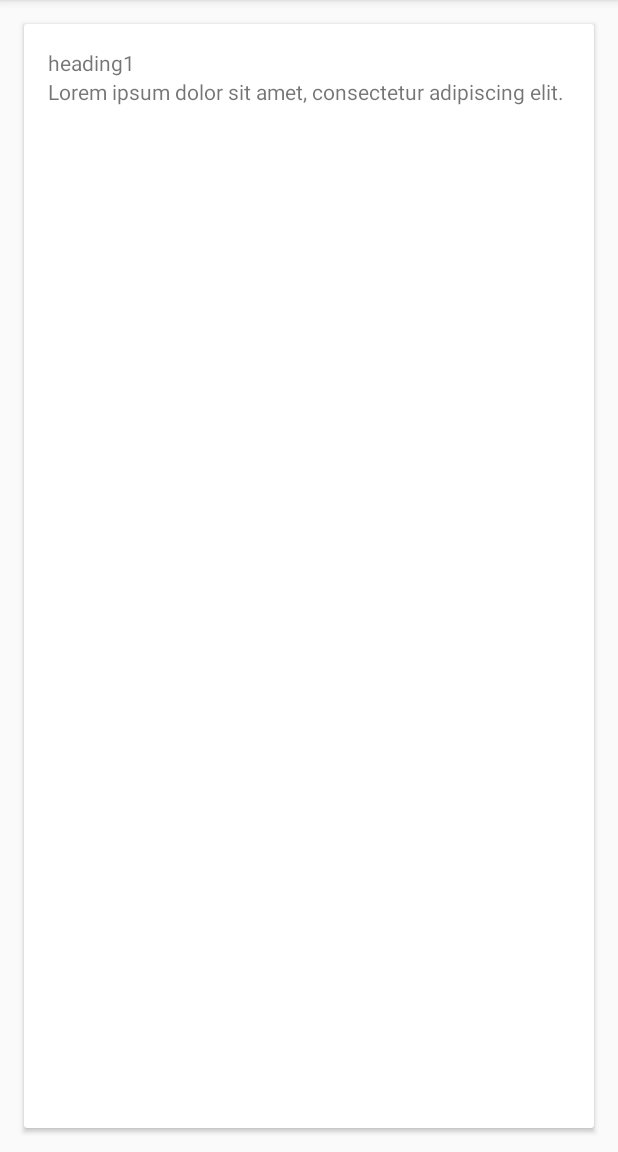
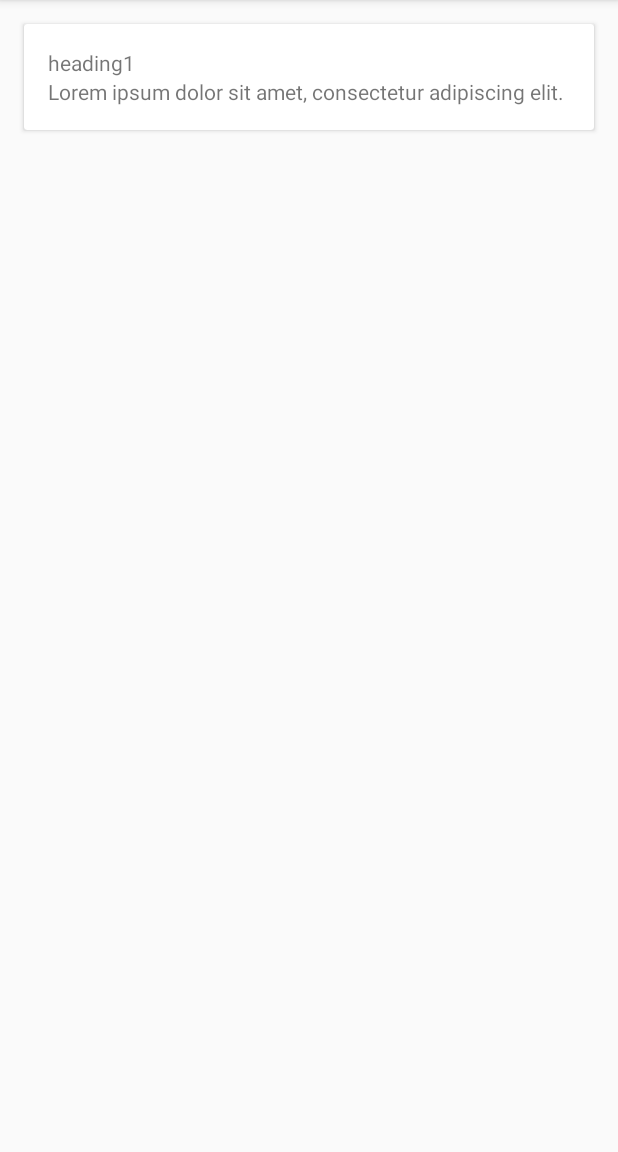
Before and after one commit to emillaudon/local-chat-app, an Android app: the screen it shows after launch (MainActivity), on a phone screen of 412 x 824 dp, the part 84-1236 px from its top. Run offline under Robolectric (Android 15) with nearby library versions, the phone set to English and light mode, and no system bars.

Commit message:
firebase implemented in gradle

```diff
--- a/app/build.gradle
+++ b/app/build.gradle
@@ -1,6 +1,7 @@
 apply plugin: 'com.android.application'
 apply plugin: 'kotlin-android'
 apply plugin: 'kotlin-android-extensions'
+apply plugin: 'com.google.gms.google-services'
 
 android {
     compileSdkVersion 29
@@ -37,4 +38,6 @@ dependencies {
     testImplementation 'junit:junit:4.12'
     androidTestImplementation 'androidx.test.ext:junit:1.1.2'
     androidTestImplementation 'androidx.test.espresso:espresso-core:3.3.0'
+
+    implementation platform('com.google.firebase:firebase-bom:26.1.1')
 }
--- a/app/src/main/res/layout/list_item.xml
+++ b/app/src/main/res/layout/list_item.xml
@@ -5,35 +5,31 @@
 
     <androidx.cardview.widget.CardView
         android:layout_width="match_parent"
-        android:layout_height="match_parent"
+        android:layout_height="wrap_content"
         android:layout_marginHorizontal="16dp"
         android:layout_marginVertical="16dp">
 
         <androidx.appcompat.widget.LinearLayoutCompat
-            android:padding="16dp"
+            android:layout_width="match_parent"
+            android:layout_height="wrap_content"
             android:orientation="vertical"
-            android:layout_width="match_parent"
-            android:layout_height="wrap_content">
+            android:padding="16dp">
 
             <TextView
                 android:id="@+id/textone"
-                android:text="Text One"
                 android:layout_width="match_parent"
-                android:layout_height="wrap_content"/>
+                android:layout_height="wrap_content"
+                android:text="Text One" />
 
             <TextView
                 android:id="@+id/texttwo"
-                android:text="Text Two"
                 android:layout_width="match_parent"
-                android:layout_height="wrap_content"/>
+                android:layout_height="wrap_content"
+                android:text="Text Two" />
 
 
-
-
-
-
-                </androidx.appcompat.widget.LinearLayoutCompat>
-        </androidx.cardview.widget.CardView>
+        </androidx.appcompat.widget.LinearLayoutCompat>
+    </androidx.cardview.widget.CardView>
 
 
 </RelativeLayout>
--- a/build.gradle
+++ b/build.gradle
@@ -10,6 +10,8 @@ buildscript {
     dependencies {
         classpath 'com.android.tools.build:gradle:3.6.2'
         classpath "org.jetbrains.kotlin:kotlin-gradle-plugin:$kotlin_version"
+
+        classpath 'com.google.gms:google-services:4.3.4'
 
         // NOTE: Do not place your application dependencies here; they belong
         // in the individual module build.gradle files
```
Also changed, not shown: 1 other file.
